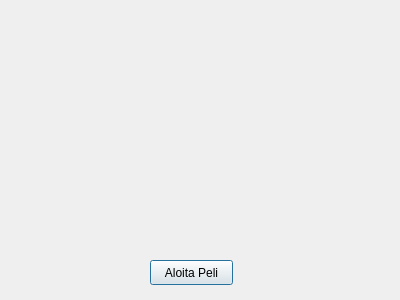
This is TrainGame/TrainGame/startwindow.ui in MilanFIN/TrainGame as Qt 5 draws it before an edit. The edited form follows.
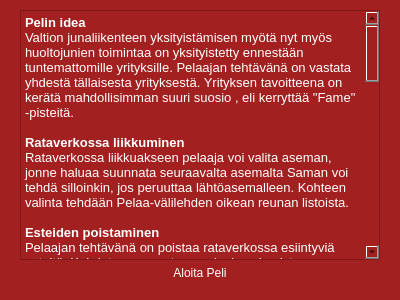
This is the edited form.

Commit message: ohjeikkuna lisätty, pisteidenkerrytystä korjattu

```diff
--- a/TrainGame/TrainGame/startwindow.ui
+++ b/TrainGame/TrainGame/startwindow.ui
@@ -10,22 +10,112 @@
     <height>300</height>
    </rect>
   </property>
+  <property name="sizePolicy">
+   <sizepolicy hsizetype="Fixed" vsizetype="Fixed">
+    <horstretch>0</horstretch>
+    <verstretch>0</verstretch>
+   </sizepolicy>
+  </property>
+  <property name="minimumSize">
+   <size>
+    <width>400</width>
+    <height>300</height>
+   </size>
+  </property>
+  <property name="maximumSize">
+   <size>
+    <width>400</width>
+    <height>300</height>
+   </size>
+  </property>
   <property name="windowTitle">
    <string>Dialog</string>
   </property>
+  <property name="styleSheet">
+   <string notr="true">background-color: 	#a32020;</string>
+  </property>
   <widget class="QPushButton" name="start">
    <property name="geometry">
     <rect>
-     <x>150</x>
+     <x>160</x>
      <y>260</y>
-     <width>83</width>
+     <width>80</width>
      <height>25</height>
     </rect>
    </property>
+   <property name="styleSheet">
+    <string notr="true">QPushButton:pressed {
+	background-color: #222222;
+}
+QPushButton:hover {
+	background-color: qlineargradient(x1: 0, y1: 0, x2: 0, y2: 0.67, 
+            stop: 0 #a9d8f5, stop: 1 #52b7fa);
+}
+QPushButton {
+font: 75 12pt &quot;Caladea&quot;;
+color: #fff;
+border-radius: 8px;
+background-color: qlineargradient(x1: 0, y1: 0, x2: 0, y2: 0.67, 
+            stop: 0 #08f0f0, stop: 1 #009dff);
+}</string>
+   </property>
    <property name="text">
     <string>Aloita Peli</string>
    </property>
   </widget>
+  <widget class="QTextBrowser" name="textBrowser">
+   <property name="geometry">
+    <rect>
+     <x>20</x>
+     <y>10</y>
+     <width>360</width>
+     <height>250</height>
+    </rect>
+   </property>
+   <property name="styleSheet">
+    <string notr="true">color: #fff;</string>
+   </property>
+   <property name="html">
+    <string>&lt;!DOCTYPE HTML PUBLIC &quot;-//W3C//DTD HTML 4.0//EN&quot; &quot;http://www.w3.org/TR/REC-html40/strict.dtd&quot;&gt;
+&lt;html&gt;&lt;head&gt;&lt;meta name=&quot;qrichtext&quot; content=&quot;1&quot; /&gt;&lt;style type=&quot;text/css&quot;&gt;
+p, li { white-space: pre-wrap; }
+&lt;/style&gt;&lt;/head&gt;&lt;body style=&quot; font-family:'Sans'; font-size:10pt; font-weight:400; font-style:normal;&quot;&gt;
+&lt;p style=&quot; margin-top:0px; margin-bottom:0px; margin-left:0px; margin-right:0px; -qt-block-indent:0; text-indent:0px;&quot;&gt;&lt;span style=&quot; font-weight:600;&quot;&gt;Pelin idea&lt;/span&gt;&lt;/p&gt;
+&lt;p style=&quot; margin-top:0px; margin-bottom:0px; margin-left:0px; margin-right:0px; -qt-block-indent:0; text-indent:0px;&quot;&gt;Valtion junaliikenteen yksityistämisen myötä nyt myös huoltojunien toimintaa on yksityistetty ennestään tuntemattomille yrityksille. Pelaajan tehtävänä on vastata yhdestä tällaisesta yrityksestä. Yrityksen tavoitteena on kerätä mahdollisimman suuri suosio , eli kerryttää &amp;quot;Fame&amp;quot; -pisteitä.&lt;/p&gt;
+&lt;p style=&quot;-qt-paragraph-type:empty; margin-top:0px; margin-bottom:0px; margin-left:0px; margin-right:0px; -qt-block-indent:0; text-indent:0px;&quot;&gt;&lt;br /&gt;&lt;/p&gt;
+&lt;p style=&quot; margin-top:0px; margin-bottom:0px; margin-left:0px; margin-right:0px; -qt-block-indent:0; text-indent:0px;&quot;&gt;&lt;span style=&quot; font-weight:600;&quot;&gt;Rataverkossa liikkuminen&lt;/span&gt;&lt;/p&gt;
+&lt;p style=&quot; margin-top:0px; margin-bottom:0px; margin-left:0px; margin-right:0px; -qt-block-indent:0; text-indent:0px;&quot;&gt;Rataverkossa liikkuakseen pelaaja voi valita aseman, jonne haluaa suunnata seuraavalta asemalta Saman voi tehdä silloinkin, jos peruuttaa lähtöasemalleen. Kohteen valinta tehdään Pelaa-välilehden oikean reunan listoista. &lt;/p&gt;
+&lt;p style=&quot;-qt-paragraph-type:empty; margin-top:0px; margin-bottom:0px; margin-left:0px; margin-right:0px; -qt-block-indent:0; text-indent:0px; font-weight:600;&quot;&gt;&lt;br /&gt;&lt;/p&gt;
+&lt;p style=&quot; margin-top:0px; margin-bottom:0px; margin-left:0px; margin-right:0px; -qt-block-indent:0; text-indent:0px;&quot;&gt;&lt;span style=&quot; font-weight:600;&quot;&gt;Esteiden poistaminen&lt;/span&gt;&lt;/p&gt;
+&lt;p style=&quot; margin-top:0px; margin-bottom:0px; margin-left:0px; margin-right:0px; -qt-block-indent:0; text-indent:0px;&quot;&gt;Pelaajan tehtävänä on poistaa rataverkossa esiintyviä esteitä. Kohdatessaan esteen pelaaja voi poistaa sen klikkaamalla pelinäkymää, jossa este on näkyvissä silloin, kun este on pelaajan ajaman huoltojunan lähellä. &lt;/p&gt;
+&lt;p style=&quot;-qt-paragraph-type:empty; margin-top:0px; margin-bottom:0px; margin-left:0px; margin-right:0px; -qt-block-indent:0; text-indent:0px;&quot;&gt;&lt;br /&gt;&lt;/p&gt;
+&lt;p style=&quot; margin-top:0px; margin-bottom:0px; margin-left:0px; margin-right:0px; -qt-block-indent:0; text-indent:0px;&quot;&gt;Esteitä on pelissä kahdenlaisia: vaarallisia ja vaarattomia. Vaarallinen este sijaitsee sellaisella raiteella, jolla saattaa kulkea muita junia, jotka eivät saa törmätä esteeseen.&lt;/p&gt;
+&lt;p style=&quot;-qt-paragraph-type:empty; margin-top:0px; margin-bottom:0px; margin-left:0px; margin-right:0px; -qt-block-indent:0; text-indent:0px;&quot;&gt;&lt;br /&gt;&lt;/p&gt;
+&lt;p style=&quot; margin-top:0px; margin-bottom:0px; margin-left:0px; margin-right:0px; -qt-block-indent:0; text-indent:0px;&quot;&gt;Pelissä on navigaattori, joka pyrkii ohjaamaan pelaajan esteen luo. Navigaattorin ohjeet näkyvät reitinvalintalistojen yläpuolella &amp;quot;Navi&amp;quot; -kohdassa.&lt;/p&gt;
+&lt;p style=&quot;-qt-paragraph-type:empty; margin-top:0px; margin-bottom:0px; margin-left:0px; margin-right:0px; -qt-block-indent:0; text-indent:0px; font-weight:600;&quot;&gt;&lt;br /&gt;&lt;/p&gt;
+&lt;p style=&quot; margin-top:0px; margin-bottom:0px; margin-left:0px; margin-right:0px; -qt-block-indent:0; text-indent:0px;&quot;&gt;&lt;span style=&quot; font-weight:600;&quot;&gt;Pisteiden kerryttäminen (tärkeää)&lt;/span&gt;&lt;/p&gt;
+&lt;p style=&quot; margin-top:0px; margin-bottom:0px; margin-left:0px; margin-right:0px; -qt-block-indent:0; text-indent:0px;&quot;&gt;Pelaaja voi ansaita pelissä rahaa ja famea poistamalla esteitä klikkaamalla pelinäkymää esteiden ollessa lähellä pelaajan junaa. Tällöin pelaaja saa 10 famea ja 50 rahaa&lt;/p&gt;
+&lt;p style=&quot;-qt-paragraph-type:empty; margin-top:0px; margin-bottom:0px; margin-left:0px; margin-right:0px; -qt-block-indent:0; text-indent:0px;&quot;&gt;&lt;br /&gt;&lt;/p&gt;
+&lt;p style=&quot; margin-top:0px; margin-bottom:0px; margin-left:0px; margin-right:0px; -qt-block-indent:0; text-indent:0px;&quot;&gt;Jos pelaaja törmää esteisiin, vähennetään tältä 10 famea&lt;/p&gt;
+&lt;p style=&quot;-qt-paragraph-type:empty; margin-top:0px; margin-bottom:0px; margin-left:0px; margin-right:0px; -qt-block-indent:0; text-indent:0px;&quot;&gt;&lt;br /&gt;&lt;/p&gt;
+&lt;p style=&quot; margin-top:0px; margin-bottom:0px; margin-left:0px; margin-right:0px; -qt-block-indent:0; text-indent:0px;&quot;&gt;Jos jokin muu raideverkossa liikkuva juna törmää rataverkossa olevaan esteeseen, pelaajalta vähennetään 20 famea ja 50 rahaa.&lt;/p&gt;
+&lt;p style=&quot;-qt-paragraph-type:empty; margin-top:0px; margin-bottom:0px; margin-left:0px; margin-right:0px; -qt-block-indent:0; text-indent:0px;&quot;&gt;&lt;br /&gt;&lt;/p&gt;
+&lt;p style=&quot; margin-top:0px; margin-bottom:0px; margin-left:0px; margin-right:0px; -qt-block-indent:0; text-indent:0px;&quot;&gt;Jos pelaaja törmää rataverkossa toiseen junaan pelaajalta vähennetään 100 famea.&lt;/p&gt;
+&lt;p style=&quot;-qt-paragraph-type:empty; margin-top:0px; margin-bottom:0px; margin-left:0px; margin-right:0px; -qt-block-indent:0; text-indent:0px;&quot;&gt;&lt;br /&gt;&lt;/p&gt;
+&lt;p style=&quot; margin-top:0px; margin-bottom:0px; margin-left:0px; margin-right:0px; -qt-block-indent:0; text-indent:0px;&quot;&gt;Pelaaja häviää, kun hänellä on -100 famea. Peliä ei voi varsinaisesti voittaa.&lt;/p&gt;
+&lt;p style=&quot;-qt-paragraph-type:empty; margin-top:0px; margin-bottom:0px; margin-left:0px; margin-right:0px; -qt-block-indent:0; text-indent:0px; font-weight:600;&quot;&gt;&lt;br /&gt;&lt;/p&gt;
+&lt;p style=&quot; margin-top:0px; margin-bottom:0px; margin-left:0px; margin-right:0px; -qt-block-indent:0; text-indent:0px;&quot;&gt;&lt;span style=&quot; font-weight:600;&quot;&gt;Kauppa&lt;/span&gt;&lt;/p&gt;
+&lt;p style=&quot; margin-top:0px; margin-bottom:0px; margin-left:0px; margin-right:0px; -qt-block-indent:0; text-indent:0px;&quot;&gt;Kerryttämällään rahalla pelaaja voi ostaa uusia junia kauppa-välilehdellä. Omistettua junaa ei voi myydä, jos se ei ole täydessä kunnossa.&lt;/p&gt;
+&lt;p style=&quot;-qt-paragraph-type:empty; margin-top:0px; margin-bottom:0px; margin-left:0px; margin-right:0px; -qt-block-indent:0; text-indent:0px;&quot;&gt;&lt;br /&gt;&lt;/p&gt;
+&lt;p style=&quot; margin-top:0px; margin-bottom:0px; margin-left:0px; margin-right:0px; -qt-block-indent:0; text-indent:0px;&quot;&gt;Kaupassa pelaaja voi myös valita aktiivisen junansa valitsemalla sen vasemmanpuoleisesta listasta, ja klikkaamalla Aseta aktiiviseksi -nappulaa.&lt;/p&gt;
+&lt;p style=&quot;-qt-paragraph-type:empty; margin-top:0px; margin-bottom:0px; margin-left:0px; margin-right:0px; -qt-block-indent:0; text-indent:0px;&quot;&gt;&lt;br /&gt;&lt;/p&gt;
+&lt;p style=&quot; margin-top:0px; margin-bottom:0px; margin-left:0px; margin-right:0px; -qt-block-indent:0; text-indent:0px;&quot;&gt;&lt;span style=&quot; font-weight:600;&quot;&gt;Varikko&lt;/span&gt;&lt;/p&gt;
+&lt;p style=&quot; margin-top:0px; margin-bottom:0px; margin-left:0px; margin-right:0px; -qt-block-indent:0; text-indent:0px;&quot;&gt;Törmätessään muihin juniin tai esteisiin pelaajan juna vastaanottaa vahinkoa. Liian paljon vahinkoa vastaanottaneella junalla ei voi ajaa ennenkuin se on korjattu. Vahingot voi korjata varikolla.&lt;/p&gt;
+&lt;p style=&quot;-qt-paragraph-type:empty; margin-top:0px; margin-bottom:0px; margin-left:0px; margin-right:0px; -qt-block-indent:0; text-indent:0px;&quot;&gt;&lt;br /&gt;&lt;/p&gt;
+&lt;p style=&quot; margin-top:0px; margin-bottom:0px; margin-left:0px; margin-right:0px; -qt-block-indent:0; text-indent:0px;&quot;&gt;&lt;span style=&quot; font-weight:600;&quot;&gt;Minimap&lt;/span&gt;&lt;/p&gt;
+&lt;p style=&quot; margin-top:0px; margin-bottom:0px; margin-left:0px; margin-right:0px; -qt-block-indent:0; text-indent:0px;&quot;&gt;Minimapissa punainen piste on pelaajan juna ja vihreä esteen sijainti. Sijainnnit päivittyvät tarvittaessa.&lt;/p&gt;&lt;/body&gt;&lt;/html&gt;</string>
+   </property>
+  </widget>
  </widget>
  <resources/>
  <connections/>
```
The commit also changes 5 other files.
